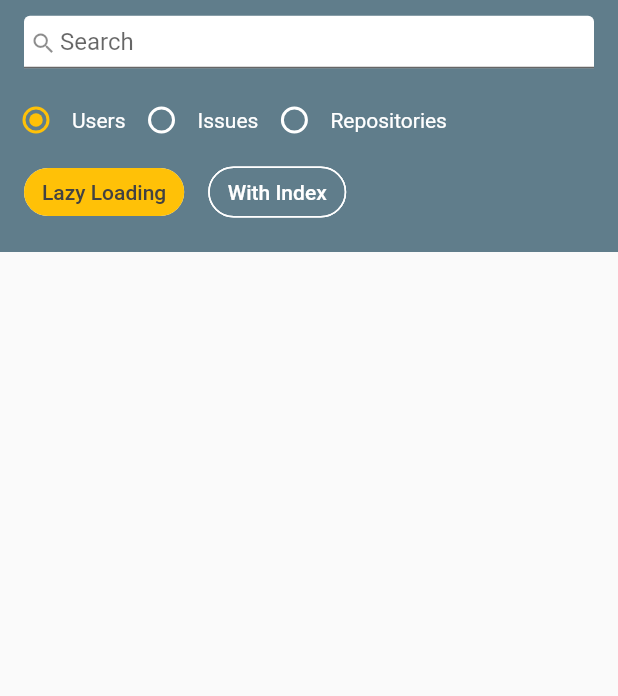
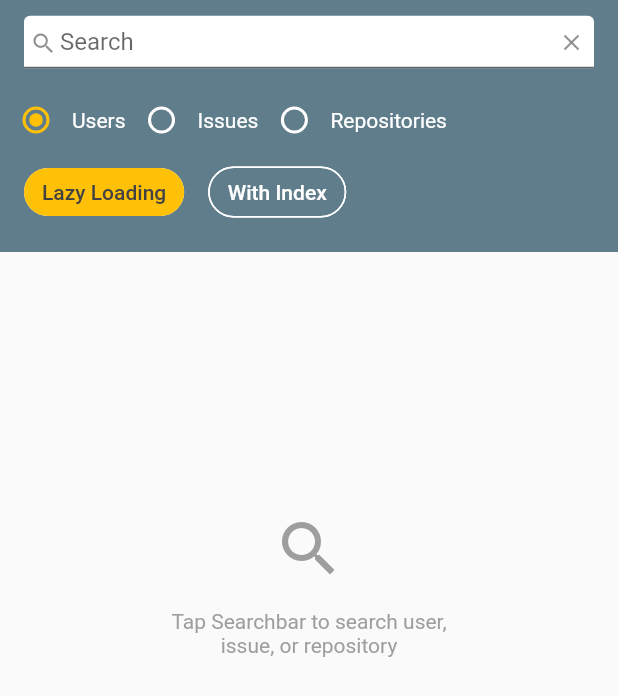
Before and after one commit to ardmgtm/sejutacitatest, a Flutter app: the screen it shows after launch, on a phone screen of 412 x 824 dp. Shown: the top 696 px of the screen. Run offline on Flutter 3.47's test engine with Material 2 defaults, Android fonts, the phone set to English and light mode, and no system bars; our stand-ins replace bloc, dartz, dio, equatable, flutter_bloc, get_it and 2 more.

```diff
--- a/lib/core/error/failure.dart
+++ b/lib/core/error/failure.dart
@@ -1,5 +1,20 @@
-abstract class Failure {}
+import 'package:equatable/equatable.dart';
 
-class ServerFailure extends Failure {}
+abstract class Failure extends Equatable {
+  final String? message;
+
+  const Failure({this.message});
+
+  @override
+  List<Object> get props => [];
+}
+
+class UnexpectedFailure extends Failure {
+  const UnexpectedFailure() : super(message: 'Unexpected Error');
+}
+
+class ServerFailure extends Failure {
+  const ServerFailure(String message) : super(message: message);
+}
 
 class LocalFailure extends Failure {}
--- a/lib/presentation/bloc/search/search_bloc.dart
+++ b/lib/presentation/bloc/search/search_bloc.dart
@@ -37,7 +37,7 @@ class SearchBloc extends Bloc<SearchEvent, SearchState> {
         (data) {
           return SearchResult(data);
         },
-        (failure) => Error(),
+        (failure) => Error(failure),
       ));
     });
     on<LoadMoreData>((event, emit) {
--- a/lib/presentation/bloc/search/search_state.dart
+++ b/lib/presentation/bloc/search/search_state.dart
@@ -17,7 +17,8 @@ class SearchLoading extends SearchState {
 }
 
 class Error extends SearchState {
-  Error() : super([]);
+  final Failure failure;
+  Error(this.failure) : super([]);
 }
 
 class SearchResult extends SearchState {
--- a/lib/presentation/home_page.dart
+++ b/lib/presentation/home_page.dart
@@ -29,17 +29,31 @@ class HomePage extends StatelessWidget {
               child: TextField(
                 controller: _searchInput,
                 textInputAction: TextInputAction.search,
-                decoration: const InputDecoration(
+                decoration: InputDecoration(
                   hintText: "Search",
-                  contentPadding: EdgeInsets.all(8),
+                  contentPadding: const EdgeInsets.all(8),
                   filled: true,
                   fillColor: Colors.white,
                   isDense: true,
-                  prefixIcon: Padding(
+                  prefixIcon: const Padding(
                     padding: EdgeInsets.all(4.0),
                     child: Icon(Icons.search),
                   ),
-                  prefixIconConstraints: BoxConstraints(
+                  suffixIcon: GestureDetector(
+                    onTap: () {
+                      _searchInput.clear();
+                      searchBloc.add(Reset());
+                    },
+                    child: const Padding(
+                      padding: EdgeInsets.only(right: 8),
+                      child: Icon(Icons.clear),
+                    ),
+                  ),
+                  prefixIconConstraints: const BoxConstraints(
+                    maxHeight: 24,
+                    maxWidth: 24,
+                  ),
+                  suffixIconConstraints: const BoxConstraints(
                     maxHeight: 24,
                     maxWidth: 24,
                   ),
@@ -140,12 +154,12 @@ class HomePage extends StatelessWidget {
                       ),
                     );
                   } else if (state is Error) {
-                    return const SliverToBoxAdapter(
-                      child: FailureWidget(),
+                    return SliverToBoxAdapter(
+                      child: FailureWidget(message: state.failure.message),
                     );
                   } else {
-                    return SliverToBoxAdapter(
-                      child: Container(),
+                    return const SliverToBoxAdapter(
+                      child: InitialView(),
                     );
                   }
                 },
--- /dev/null
+++ b/lib/presentation/widgets/initial_view.dart
@@ -0,0 +1,34 @@
+import 'package:flutter/material.dart';
+
+class InitialView extends StatelessWidget {
+  const InitialView({Key? key}) : super(key: key);
+
+  @override
+  Widget build(BuildContext context) {
+    return SizedBox(
+      height: MediaQuery.of(context).size.shortestSide,
+      child: Column(
+        mainAxisAlignment: MainAxisAlignment.center,
+        crossAxisAlignment: CrossAxisAlignment.center,
+        children: const [
+          Icon(
+            Icons.search,
+            size: 48,
+            color: Colors.grey,
+          ),
+          SizedBox(height: 16),
+          SizedBox(
+            width: 200,
+            child: Text(
+              "Tap Searchbar to search user, issue, or repository",
+              style: TextStyle(
+                color: Colors.grey,
+              ),
+              textAlign: TextAlign.center,
+            ),
+          ),
+        ],
+      ),
+    );
+  }
+}
--- a/lib/presentation/widgets/widgets.dart
+++ b/lib/presentation/widgets/widgets.dart
@@ -1,4 +1,5 @@
 export 'failure_widget.dart';
+export 'initial_view.dart';
 export 'issue_item_card.dart';
 export 'loading_item_card.dart';
 export 'no_data_widget.dart';
```
Also changed, not shown: lib/data/repository/search_repository_impl.dart (+21 -4 lines), lib/presentation/widgets/failure_widget.dart (+10 -5 lines).
